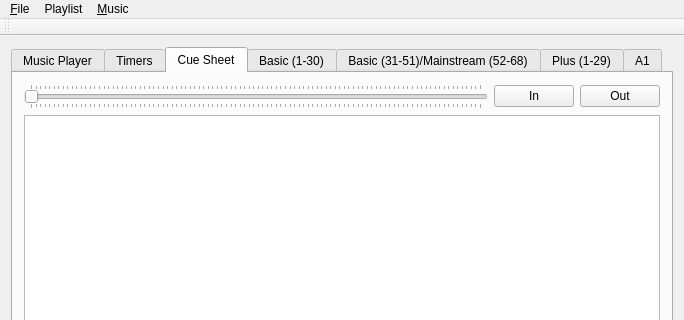
Above: SquareDesk-DEV/test123/mainwindow.ui from mpogue2/SquareDesk before the change; both pictures show x 0 to 684 and y 0 to 320 of the 684 by 559 pixel window. Below: the same form after it.
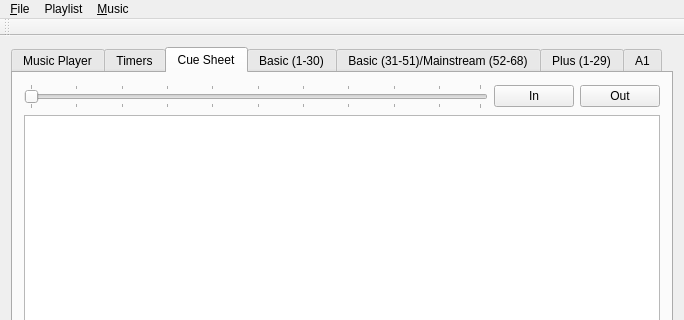
That is the form after the change. The open tabs and pages were chosen to show the change. Custom widgets are drawn as their Qt base class.

Commit message: Added configurable names for music types, which meant the preferences dialog became tabbed

Patch:
```diff
--- a/SquareDesk-DEV/test123/mainwindow.ui
+++ b/SquareDesk-DEV/test123/mainwindow.ui
@@ -1132,6 +1132,9 @@
               <property name="tickPosition">
                <enum>QSlider::TicksBothSides</enum>
               </property>
+              <property name="tickInterval">
+               <number>10</number>
+              </property>
              </widget>
             </item>
             <item>
```
Left out of the diff: 4 changed lines with no effect on the pictures. The commit also changes 6 other files.
